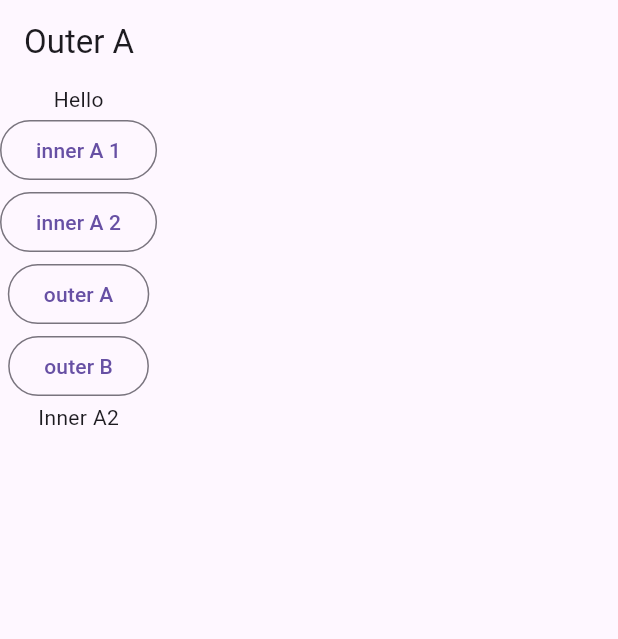
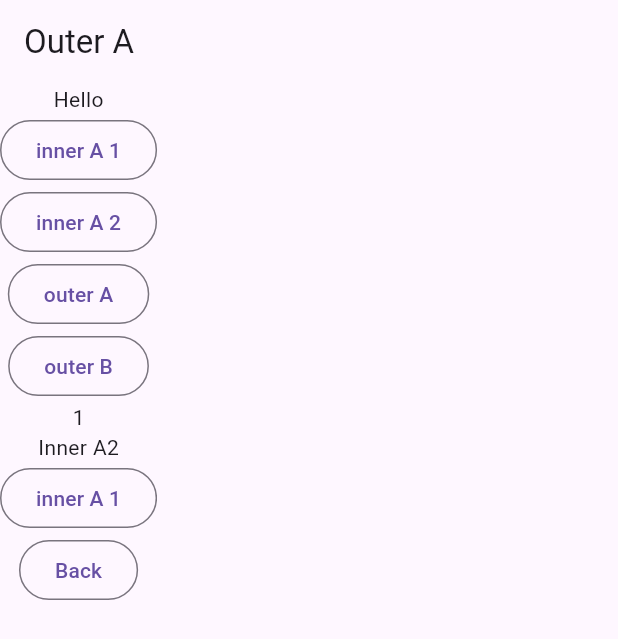
Before and after one commit to asequeira-os/routenoback, a Flutter app: the screen it shows after launch, after a tap on "inner A 2", on a phone screen of 412 x 824 dp. Shown: the top 639 px of the screen. Run offline on Flutter 3.47's test engine with Material 3 defaults, Android fonts, the phone set to English and light mode, and no system bars; our stand-ins replace auto_route.

Commit message:
more inner navigation

```diff
--- a/lib/innera1.dart
+++ b/lib/innera1.dart
@@ -1,5 +1,7 @@
 import 'package:auto_route/auto_route.dart';
 import 'package:flutter/material.dart';
+import 'package:t1/navlink.dart';
+import 'package:t1/router.dart';
 
 @RoutePage()
 class InnerA1Page extends StatelessWidget {
@@ -7,6 +9,15 @@ class InnerA1Page extends StatelessWidget {
 
   @override
   Widget build(BuildContext context) {
-    return const Text("Inner A1");
+    return Column(
+      children: [
+        const Text("Inner A1"),
+        const NavLink(label: "inner A 2", route: InnerA2Route()),
+        OutlinedButton(
+          onPressed: () => context.router.maybePop(),
+          child: const Text("Back"),
+        ),
+      ],
+    );
   }
 }
--- a/lib/innera2.dart
+++ b/lib/innera2.dart
@@ -1,5 +1,7 @@
 import 'package:auto_route/auto_route.dart';
 import 'package:flutter/material.dart';
+import 'package:t1/navlink.dart';
+import 'package:t1/router.dart';
 
 @RoutePage()
 class InnerA2Page extends StatelessWidget {
@@ -7,6 +9,15 @@ class InnerA2Page extends StatelessWidget {
 
   @override
   Widget build(BuildContext context) {
-    return const Text("Inner A2");
+    return Column(
+      children: [
+        const Text("Inner A2"),
+        const NavLink(label: "inner A 1", route: InnerA1Route()),
+        OutlinedButton(
+          onPressed: () => context.router.maybePop(),
+          child: const Text("Back"),
+        ),
+      ],
+    );
   }
 }
--- a/lib/outera.dart
+++ b/lib/outera.dart
@@ -13,22 +13,23 @@ class OuterAPage extends StatelessWidget {
       appBar: AppBar(
         title: const Text("Outer A"),
       ),
-      body: const Column(
+      body: Column(
         children: [
-          Text("Hello"),
-          NavLink(label: "inner A 1", route: InnerA1Route()),
-          NavLink(label: "inner A 2", route: InnerA2Route()),
-          NavLink(
+          const Text("Hello"),
+          const NavLink(label: "inner A 1", route: InnerA1Route()),
+          const NavLink(label: "inner A 2", route: InnerA2Route()),
+          const NavLink(
             label: "outer A",
             route: OuterARoute(),
             push: false,
           ),
-          NavLink(
+          const NavLink(
             label: "outer B",
             route: OuterBRoute(),
             push: false,
           ),
-          AutoRouter(), //place for child routes
+          Text("${context.router.stack.length}"),
+          const AutoRouter(), //place for child routes
         ],
       ),
     );
```
